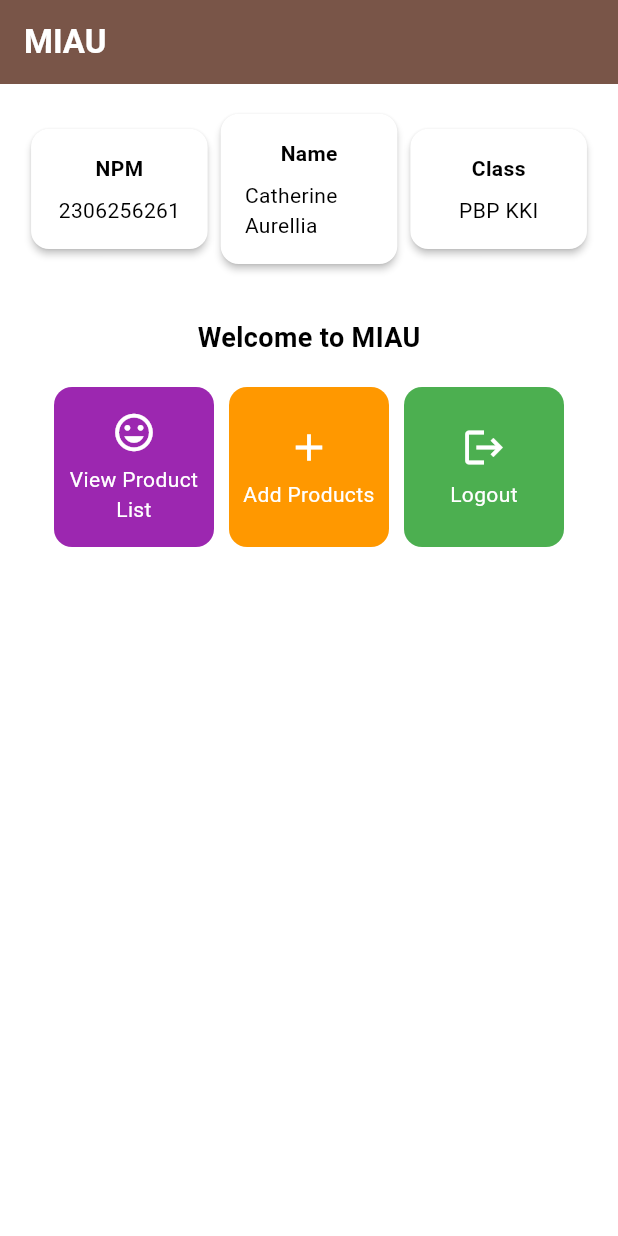
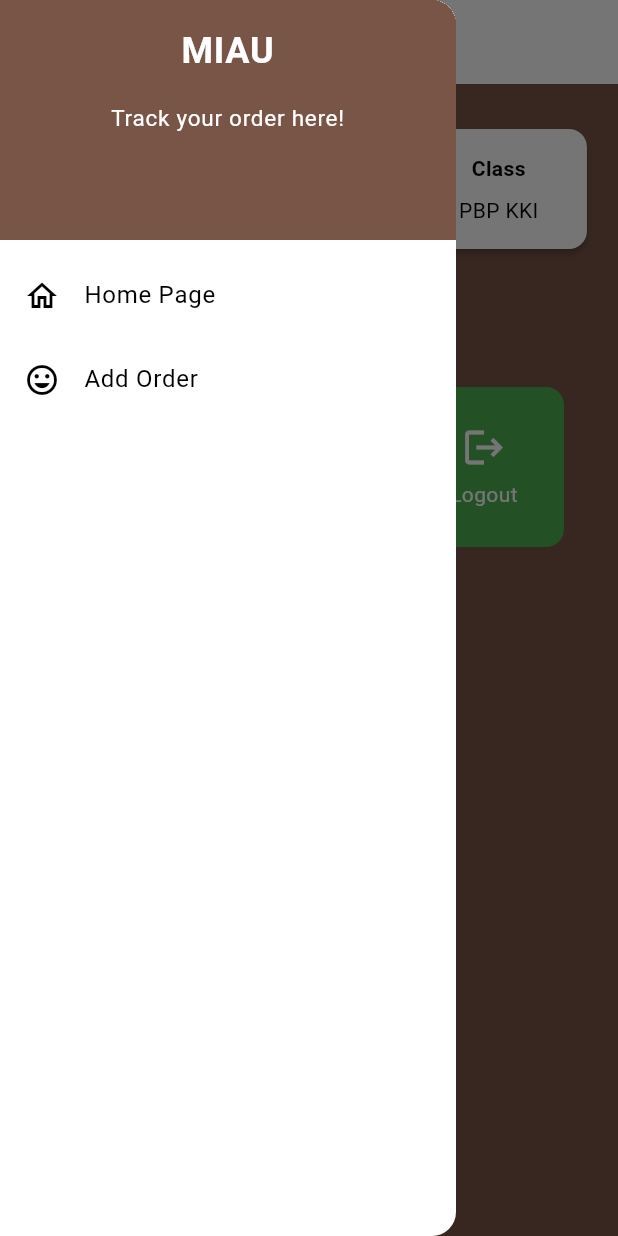
Before and after one commit to neaurellia/ecommerce, a Flutter app: the screen it shows after launch, with the side drawer open (before the commit the screen has no drawer), on a phone screen of 412 x 824 dp. Run offline on Flutter 3.47's test engine with Material 3 defaults, Android fonts, the phone set to English and light mode, and no system bars.

Commit message:
ASSIGNMENT 8 DONE

```diff
--- a/ecommerce/lib/main.dart
+++ b/ecommerce/lib/main.dart
@@ -1,4 +1,4 @@
-import 'package:ecommerce/menu.dart';
+import 'package:ecommerce/screens/menu.dart';
 import 'package:flutter/material.dart';
 
 void main() {
--- a/ecommerce/lib/menu.dart
+++ /dev/null
@@ -1,189 +0,0 @@
-import 'package:flutter/material.dart';
-
-class MyHomePage extends StatelessWidget {
-  final String npm = '2306256261'; // NPM
-  final String name = 'Catherine Aurellia'; // Name
-  final String className = 'PBP KKI'; // Class
-  MyHomePage({super.key});
-
-  final List<ItemHomepage> items = [
-         ItemHomepage("View Product List", Icons.mood, Colors.purple),
-         ItemHomepage("Add Products", Icons.add, Colors.orange),
-         ItemHomepage("Logout", Icons.logout,Colors.green),
-  ];
-
-  @override
-  Widget build(BuildContext context) {
-    // Scaffold provides the basic structure of the page with the AppBar and body.
-    return Scaffold(
-      // AppBar is the top part of the page that displays the title.
-      appBar: AppBar(
-        // The title of the application "Mental Health Tracker" with white text and bold font.
-        title: const Text(
-          'MIAU',
-          style: TextStyle(
-            color: Colors.white,
-            fontWeight: FontWeight.bold,
-          ),
-        ),
-        // The background color of the AppBar is obtained from the application theme color scheme.
-        backgroundColor: Theme.of(context).colorScheme.primary,
-      ),
-      // Body of the page with paddings around it.
-      body: Padding(
-        padding: const EdgeInsets.all(16.0),
-        // Place the widget vertically in a column.
-        child: Column(
-          crossAxisAlignment: CrossAxisAlignment.center,
-          children: [
-            // Row to display 3 InfoCard horizontally.
-            Row(
-              mainAxisAlignment: MainAxisAlignment.spaceEvenly,
-              children: [
-                InfoCard(title: 'NPM', content: npm),
-                InfoCard(title: 'Name', content: name),
-                InfoCard(title: 'Class', content: className),
-              ],
-            ),
-
-            // Give a vertical space of 16 units.
-            const SizedBox(height: 16.0),
-
-            // Place the following widget in the center of the page.
-            Center(
-              child: Column(
-                // Place the text and grid item vertically.
-
-                children: [
-                  // Display the welcome message with bold font and size 18.
-                  const Padding(
-                    padding: EdgeInsets.only(top: 16.0),
-                    child: Text(
-                      'Welcome to MIAU',
-                      style: TextStyle(
-                        fontWeight: FontWeight.bold,
-                        fontSize: 18.0,
-                      ),
-                    ),
-                  ),
-
-                  // Grid to display ItemCard in a 3 column grid.
-                  GridView.count(
-                    primary: true,
-                    padding: const EdgeInsets.all(20),
-                    crossAxisSpacing: 10,
-                    mainAxisSpacing: 10,
-                    crossAxisCount: 3,
-                    // To ensure that the grid fits its height.
-                    shrinkWrap: true,
-
-                    // Display ItemCard for each item in the items list.
-                    children: items.map((ItemHomepage item) {
-                      return ItemCard(item);
-                    }).toList(),
-                  ),
-                ],
-              ),
-            ),
-          ],
-        ),
-      ),
-    );
-  }
-}
-
-class InfoCard extends StatelessWidget {
-  // Card information that displays the title and content.
-
-  final String title;  // Card title.
-  final String content;  // Card content.
-
-  const InfoCard({super.key, required this.title, required this.content});
-
-  @override
-  Widget build(BuildContext context) {
-    return Card(
-      // Create a card box with a shadow.
-      elevation: 2.0,
-      child: Container(
-        // Set the size and spacing within the card.
-        width: MediaQuery.of(context).size.width / 3.5, // Adjust with the width of the device used.
-        padding: const EdgeInsets.all(16.0),
-        // Place the title and content vertically.
-        child: Column(
-          children: [
-            Text(
-              title,
-              style: const TextStyle(fontWeight: FontWeight.bold),
-            ),
-            const SizedBox(height: 8.0),
-            Text(content),
-          ],
-        ),
-      ),
-    );
-  }
-}
-
-class ItemCard extends StatelessWidget {
-  // Display the card with an icon and name.
-
-  final ItemHomepage item;
-
-  const ItemCard(this.item, {super.key});
-
-  @override
-  Widget build(BuildContext context) {
-    return Material(
-      // Specify the background color of the application theme.
-      color: item.color,
-      // Round the card border.
-      borderRadius: BorderRadius.circular(12),
-
-      child: InkWell(
-        // Action when the card is pressed.
-        onTap: () {
-          // Display the SnackBar message when the card is pressed.
-          ScaffoldMessenger.of(context)
-            ..hideCurrentSnackBar()
-            ..showSnackBar(
-              SnackBar(content: Text("You have pressed the ${item.name} button!"))
-            );
-        },
-        // Container to store the Icon and Text
-        child: Container(
-          padding: const EdgeInsets.all(8),
-          child: Center(
-            child: Column(
-              // Place the Icon and Text in the center of the card.
-              mainAxisAlignment: MainAxisAlignment.center,
-              children: [
-                Icon(
-                  item.icon,
-                  color: Colors.white,
-                  size: 30.0,
-                ),
-                const Padding(padding: EdgeInsets.all(3)),
-                Text(
-                  item.name,
-                  textAlign: TextAlign.center,
-                  style: const TextStyle(color: Colors.white),
-                ),
-              ],
-            ),
-          ),
-        ),
-      ),
-    );
-  }
-
-}
-
-
-class ItemHomepage {
-     final String name;
-     final IconData icon;
-     final Color color;
-
-     ItemHomepage(this.name, this.icon, this.color);
-}
--- /dev/null
+++ b/ecommerce/lib/screens/menu.dart
@@ -0,0 +1,105 @@
+import 'package:flutter/material.dart';
+import 'package:ecommerce/widgets/left_drawer.dart';
+import 'package:ecommerce/widgets/product_card.dart';
+
+class MyHomePage extends StatelessWidget {
+  final String npm = '2306256261'; // NPM
+  final String name = 'Catherine Aurellia'; // Name
+  final String className = 'PBP KKI'; // Class
+  MyHomePage({super.key});
+
+  final List<ItemHomepage> items = [
+    ItemHomepage("View Product List", Icons.mood, Colors.purple),
+    ItemHomepage("Add Products", Icons.add, Colors.orange),
+    ItemHomepage("Logout", Icons.logout, Colors.green),
+  ];
+
+  @override
+  Widget build(BuildContext context) {
+    return Scaffold(
+      appBar: AppBar(
+        title: const Text(
+          'MIAU',
+          style: TextStyle(
+            color: Colors.brown,
+            fontWeight: FontWeight.bold,
+          ),
+        ),
+        iconTheme: const IconThemeData(color: Colors.orange),
+      ),
+      drawer: const LeftDrawer(),
+      backgroundColor: Theme.of(context).colorScheme.primary,
+      body: Padding(
+        padding: const EdgeInsets.all(16.0),
+        child: Column(
+          crossAxisAlignment: CrossAxisAlignment.center,
+          children: [
+            Row(
+              mainAxisAlignment: MainAxisAlignment.spaceEvenly,
+              children: [
+                InfoCard(title: 'NPM', content: npm),
+                InfoCard(title: 'Name', content: name),
+                InfoCard(title: 'Class', content: className),
+              ],
+            ),
+            const SizedBox(height: 16.0),
+            Center(
+              child: Column(
+                children: [
+                  const Padding(
+                    padding: EdgeInsets.only(top: 16.0),
+                    child: Text(
+                      'Welcome to MIAU',
+                      style: TextStyle(
+                        fontWeight: FontWeight.bold,
+                        fontSize: 18.0,
+                        color: Colors.white,
+                      ),
+                    ),
+                  ),
+                  GridView.count(
+                    primary: true,
+                    padding: const EdgeInsets.all(20),
+                    crossAxisSpacing: 10,
+                    mainAxisSpacing: 10,
+                    crossAxisCount: 3,
+                    shrinkWrap: true,
+                    children: items.map((item) => ItemCard(item)).toList(),
+                  ),
+                ],
+              ),
+            ),
+          ],
+        ),
+      ),
+    );
+  }
+}
+
+class InfoCard extends StatelessWidget {
+  final String title;
+  final String content;
+
+  const InfoCard({super.key, required this.title, required this.content});
+
+  @override
+  Widget build(BuildContext context) {
+    return Card(
+      elevation: 2.0,
+      child: Container(
+        width: MediaQuery.of(context).size.width / 3.5,
+        padding: const EdgeInsets.all(16.0),
+        child: Column(
+          children: [
+            Text(
+              title,
+              style: const TextStyle(fontWeight: FontWeight.bold),
+            ),
+            const SizedBox(height: 8.0),
+            Text(content),
+          ],
+        ),
+      ),
+    );
+  }
+}
--- /dev/null
+++ b/ecommerce/lib/widgets/left_drawer.dart
@@ -0,0 +1,68 @@
+import 'package:flutter/material.dart';
+import 'package:ecommerce/screens/menu.dart';
+import 'package:ecommerce/screens/product_entry_form.dart';
+
+class LeftDrawer extends StatelessWidget {
+  const LeftDrawer({super.key});
+
+  @override
+  Widget build(BuildContext context) {
+    return Drawer(
+      child: ListView(
+        children: [
+          DrawerHeader(
+            decoration: BoxDecoration(
+              color: Theme.of(context).colorScheme.primary,
+            ),
+            child: const Column(
+              children: [
+                Text(
+                  'MIAU',
+                  textAlign: TextAlign.center,
+                  style: TextStyle(
+                    fontSize: 24,
+                    fontWeight: FontWeight.bold,
+                    color: Colors.white,
+                  ),
+                ),
+                Padding(padding: EdgeInsets.all(8)),
+                Text(
+                  "Track your order here!",
+                  textAlign: TextAlign.center, // Center alignment
+                  style: TextStyle(
+                    fontSize: 15, // Font size 15
+                    color: Colors.white, // White color
+                    fontWeight: FontWeight.normal, // Normal weight
+                  )
+                ),
+              ],
+            ),
+          ),
+            ListTile(
+              leading: const Icon(Icons.home_outlined),
+              title: const Text('Home Page'),
+              // Redirection part to MyHomePage
+              onTap: () {
+                Navigator.pushReplacement(
+                    context,
+                    MaterialPageRoute(
+                      builder: (context) => MyHomePage(),
+                    ));
+              },
+            ),
+            ListTile(
+              leading: const Icon(Icons.mood),
+              title: const Text('Add Order'),
+              // Redirection part to ProductEntryFormPage
+              onTap: () {
+                Navigator.push(
+                  context,
+                  MaterialPageRoute(builder: (context) => ProductEntryFormPage()),
+              );
+              },
+            ),
+        ],
+      ),
+    );
+  }
+}
--- /dev/null
+++ b/ecommerce/lib/widgets/product_card.dart
@@ -0,0 +1,63 @@
+import 'package:flutter/material.dart';
+import 'package:ecommerce/screens/product_entry_form.dart';
+
+class ItemCard extends StatelessWidget {
+  final ItemHomepage item;
+
+  const ItemCard(this.item, {super.key});
+
+  @override
+  Widget build(BuildContext context) {
+    return Material(
+      color: item.color,
+      borderRadius: BorderRadius.circular(12),
+      child: InkWell(
+        onTap: () {
+          ScaffoldMessenger.of(context)
+            ..hideCurrentSnackBar()
+            ..showSnackBar(SnackBar(
+              content: Text("You have pressed the ${item.name} button!"),
+            ));
+
+          if (item.name == "Add Products") {
+            Navigator.push(
+              context,
+              MaterialPageRoute(
+                builder: (context) => const ProductEntryFormPage(),
+              ),
+            );
+          }
+        },
+        child: Container(
+          padding: const EdgeInsets.all(8),
+          child: Center(
+            child: Column(
+              mainAxisAlignment: MainAxisAlignment.center,
+              children: [
+                Icon(
+                  item.icon,
+                  color: Colors.white,
+                  size: 30.0,
+                ),
+                const Padding(padding: EdgeInsets.all(3)),
+                Text(
+                  item.name,
+                  textAlign: TextAlign.center,
+                  style: const TextStyle(color: Colors.white),
+                ),
+              ],
+            ),
+          ),
+        ),
+      ),
+    );
+  }
+}
+
+class ItemHomepage {
+  final String name;
+  final IconData icon;
+  final Color color;
+
+  ItemHomepage(this.name, this.icon, this.color);
+}
```
Also changed, not shown: ecommerce/lib/screens/product_entry_form.dart (added, +161 -0 lines), 1 other file.
